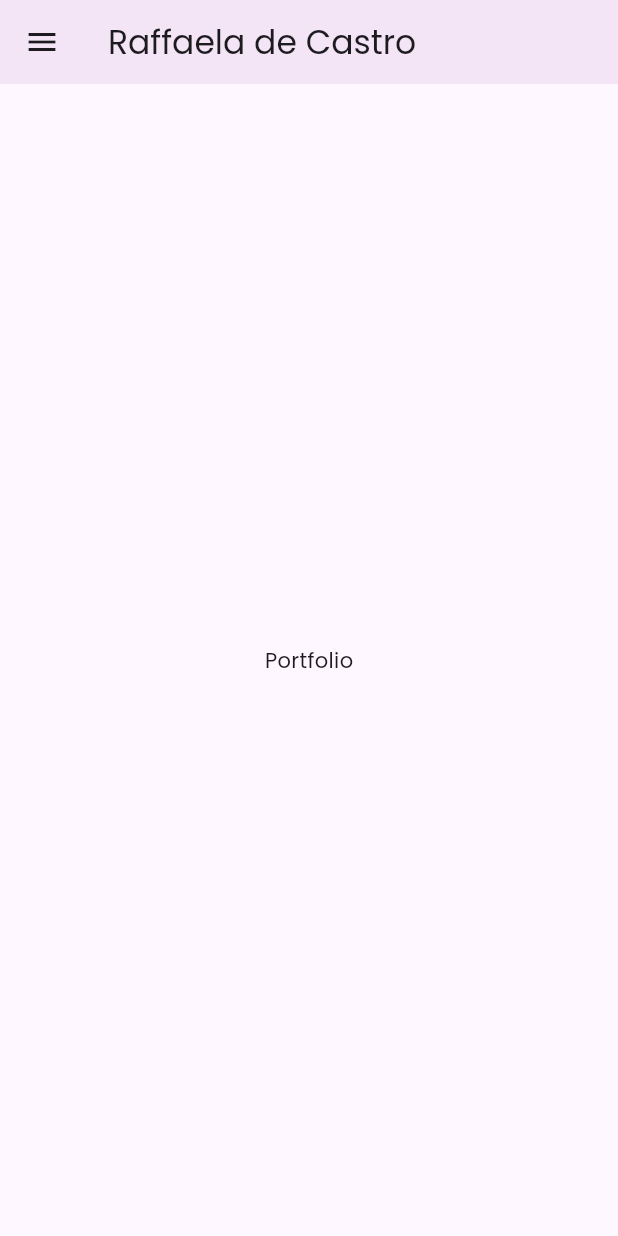
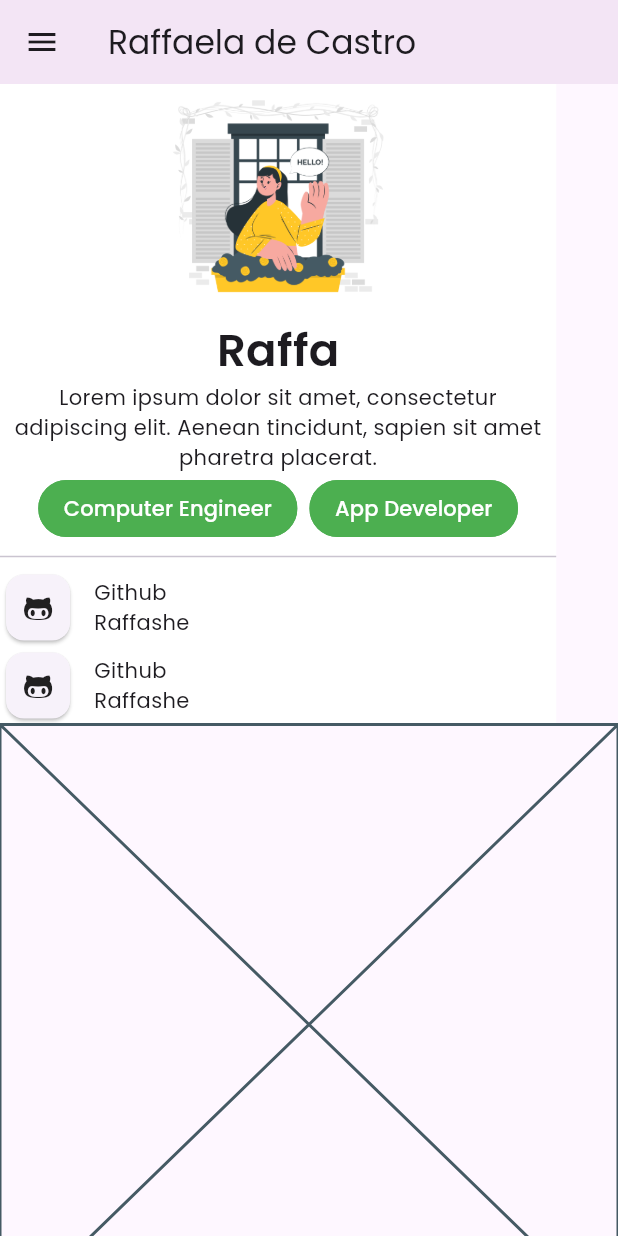
Before and after one commit to raffashe/website, a Flutter app: the screen it shows after launch, on a phone screen of 412 x 824 dp. Run offline on Flutter 3.47's test engine with Material 3 defaults, Android fonts, the phone set to English and light mode, and no system bars; our stand-ins replace font_awesome_flutter, velocity_x.

Commit message:
feat: :zap: init about - header
init about - header

init about - header

```diff
--- /dev/null
+++ b/lib/components/about.dart
@@ -0,0 +1,129 @@
+import 'package:flutter/material.dart';
+import 'package:velocity_x/velocity_x.dart';
+import 'package:font_awesome_flutter/font_awesome_flutter.dart';
+
+class About extends StatefulWidget {
+  const About({super.key});
+
+  @override
+  State<About> createState() => _AboutState();
+}
+
+class _AboutState extends State<About> {
+  @override
+  Widget build(BuildContext context) {
+    return Container(
+      width: context.screenWidth < 900
+          ? context.screenWidth * 0.9
+          : context.screenWidth * 0.3,
+      decoration: const BoxDecoration(color: Colors.white),
+      child: Column(
+        children: [
+          Image.asset(
+            "assets/Hello-cuate.png",
+            height: 156.0,
+          ),
+          const Text(
+            "Raffa",
+            style: TextStyle(
+              fontSize: 30.0,
+              fontWeight: FontWeight.w600,
+            ),
+          ),
+          const Text(
+            "Lorem ipsum dolor sit amet, consectetur adipiscing elit. Aenean tincidunt, sapien sit amet pharetra placerat.",
+            textAlign: TextAlign.center,
+          ),
+          const Wrap(
+            spacing: 8.0,
+            runSpacing: 8.0,
+            children: [
+              Chip(
+                label: Text(
+                  "Computer Engineer",
+                ),
+                labelStyle: TextStyle(color: Colors.white),
+                backgroundColor: Colors.green,
+                padding: EdgeInsets.all(8.0),
+                shape: RoundedRectangleBorder(
+                  borderRadius: BorderRadius.all(Radius.circular(20.0)),
+                  side: BorderSide(color: Colors.green),
+                ),
+              ),
+              Chip(
+                label: Text(
+                  "App Developer",
+                ),
+                labelStyle: TextStyle(color: Colors.white),
+                backgroundColor: Colors.green,
+                padding: EdgeInsets.all(8.0),
+                shape: RoundedRectangleBorder(
+                  borderRadius: BorderRadius.all(Radius.circular(20.0)),
+                  side: BorderSide(color: Colors.green),
+                ),
+              ),
+            ],
+          ),
+
+          //
+
+          const Divider(),
+
+          //
+
+          Container(
+            child: const Row(
+              children: [
+                Card(
+                  child: Padding(
+                    padding: EdgeInsets.all(12.0),
+                    child: FaIcon(
+                      FontAwesomeIcons.githubAlt,
+                      size: 20.0,
+                    ),
+                  ),
+                ),
+
+                //
+                SizedBox(width: 12.0),
+                //
+
+                Column(
+                  crossAxisAlignment: CrossAxisAlignment.start,
+                  children: [Text("Github"), Text("Raffashe")],
+                )
+              ],
+            ),
+          ),
+          //
+          //
+          //
+          Container(
+            child: const Row(
+              children: [
+                Card(
+                  child: Padding(
+                    padding: EdgeInsets.all(12.0),
+                    child: FaIcon(
+                      FontAwesomeIcons.githubAlt,
+                      size: 20.0,
+                    ),
+                  ),
+                ),
+
+                //
+                SizedBox(width: 12.0),
+                //
+
+                Column(
+                  crossAxisAlignment: CrossAxisAlignment.start,
+                  children: [Text("Github"), Text("Raffashe")],
+                )
+              ],
+            ),
+          )
+        ],
+      ),
+    );
+  }
+}
--- /dev/null
+++ b/lib/components/education.dart
@@ -0,0 +1,15 @@
+import 'package:flutter/material.dart';
+
+class Education extends StatefulWidget {
+  const Education({super.key});
+
+  @override
+  State<Education> createState() => _EducationState();
+}
+
+class _EducationState extends State<Education> {
+  @override
+  Widget build(BuildContext context) {
+    return const Placeholder();
+  }
+}
--- a/lib/main.dart
+++ b/lib/main.dart
@@ -1,5 +1,5 @@
 import 'package:flutter/material.dart';
-import 'package:raffashe/components/portfolio.dart';
+import 'package:raffashe/portfolio.dart';
 
 void main() {
   runApp(const MyApp());
--- a/lib/components/portfolio.dart
+++ b/lib/portfolio.dart
@@ -1,4 +1,6 @@
 import 'package:flutter/material.dart';
+import 'package:raffashe/components/about.dart';
+import 'package:raffashe/components/education.dart';
 
 class Portfolio extends StatefulWidget {
   const Portfolio({super.key});
@@ -9,8 +11,14 @@ class Portfolio extends StatefulWidget {
 
 class _MyWidgetState extends State<Portfolio> {
   List<Widget> navItems = [
-    ElevatedButton(onPressed: () {}, child: const Text("Education")),
-    ElevatedButton(onPressed: () {}, child: const Text("Skills")),
+    Padding(
+      padding: const EdgeInsets.all(8.0),
+      child: ElevatedButton(onPressed: () {}, child: const Text("Education")),
+    ),
+    Padding(
+      padding: const EdgeInsets.all(8.0),
+      child: ElevatedButton(onPressed: () {}, child: const Text("Skills")),
+    ),
   ];
 
   bool isMobile = false;
@@ -30,8 +38,14 @@ class _MyWidgetState extends State<Portfolio> {
                 ),
               )
             : null,
-        body: const Center(
-          child: Text("Portfolio"),
+        body: const SingleChildScrollView(
+          child: Column(
+            children: [
+              Wrap(
+                children: [About(), Education()],
+              )
+            ],
+          ),
         ));
   }
 }
```
